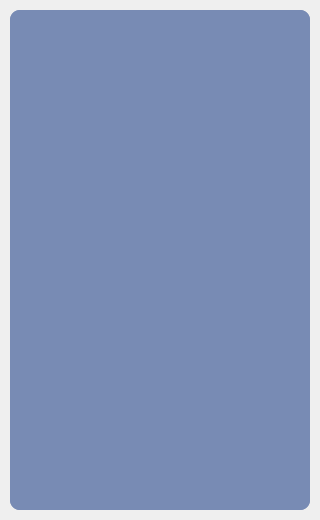
Old version of the form FileUi/SplahScreen.ui in the repository NdondaDaniel2020/MainSplashScreen.
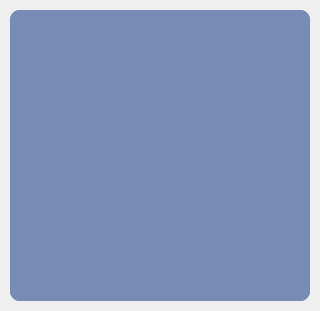
New version of the form. The open tabs and pages were chosen to show the change. Icons and pictures are not drawn.

Patch:
```diff
--- a/FileUi/SplahScreen.ui
+++ b/FileUi/SplahScreen.ui
@@ -7,7 +7,7 @@
     <x>0</x>
     <y>0</y>
     <width>320</width>
-    <height>520</height>
+    <height>311</height>
    </rect>
   </property>
   <property name="maximumSize">
```
Left out of the diff: 2 changed lines with no effect on the pictures.
